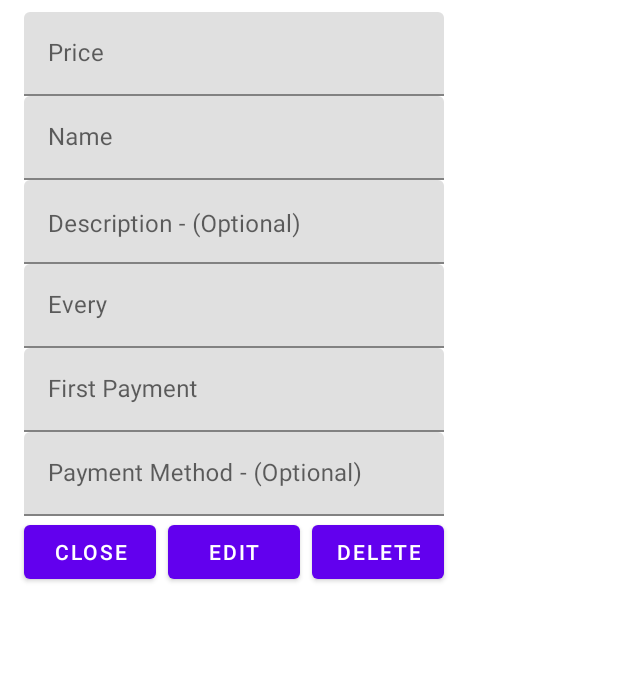
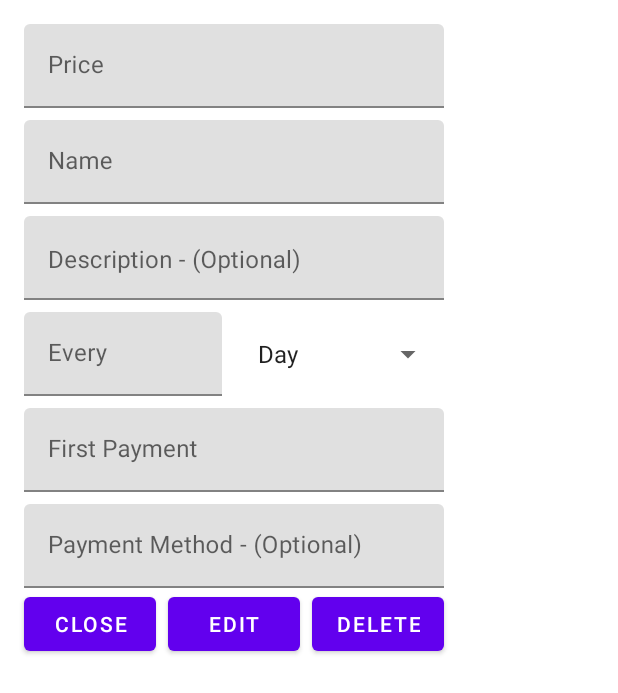
Before and after one commit to ccarcab/Dues, an Android app: the layout dues_details_dialog_fragment.xml on its own in the app's theme, with its tools: preview values and no code run, on a phone screen of 412 x 824 dp. Shown: the top 693 px of the screen. Run offline under Robolectric (Android 15) with nearby library versions, the phone set to English and light mode, and no system bars.

Commit message:
Update edit fragment

```diff
--- a/app/src/main/java/es/clcarras/mydues/ui/new_due/NewDueFragment.kt
+++ b/app/src/main/java/es/clcarras/mydues/ui/new_due/NewDueFragment.kt
@@ -131,7 +131,7 @@ class NewDueFragment : Fragment() {
 
             // Recurrence
             val recurrence: String =
-                if (etEvery.length() > 0) "${etEvery.text} ${spRecurrence.selectedItem}"
+                if (etEvery.text.isNotBlank()) "${etEvery.text} ${spRecurrence.selectedItem}"
                 else "1 ${spRecurrence.selectedItem}"
 
             val db = DuesRoomDatabase.getDatabase(requireContext())
--- a/app/src/main/res/layout/dues_details_dialog_fragment.xml
+++ b/app/src/main/res/layout/dues_details_dialog_fragment.xml
@@ -18,10 +18,9 @@
             android:layout_width="0dp"
             android:layout_height="wrap_content"
             android:layout_marginStart="16dp"
-            android:layout_marginTop="8dp"
+            android:layout_marginTop="16dp"
             android:layout_marginEnd="16dp"
-            app:layout_constraintBottom_toTopOf="@+id/tilName"
-            app:layout_constraintEnd_toStartOf="@+id/btnColorPicker"
+            app:layout_constraintEnd_toEndOf="parent"
             app:layout_constraintStart_toStartOf="parent"
             app:layout_constraintTop_toTopOf="parent">
 
@@ -33,24 +32,13 @@
                 android:hint="@string/price" />
         </com.google.android.material.textfield.TextInputLayout>
 
-        <ImageButton
-            android:id="@+id/btnColorPicker"
-            android:layout_width="0dp"
-            android:layout_height="wrap_content"
-            android:layout_marginEnd="16dp"
-            android:src="@drawable/ic_palette_24"
-            android:visibility="gone"
-            app:layout_constraintBottom_toBottomOf="@+id/tilPrice"
-            app:layout_constraintEnd_toEndOf="parent"
-            app:layout_constraintTop_toTopOf="@+id/tilPrice" />
-
         <com.google.android.material.textfield.TextInputLayout
             android:id="@+id/tilName"
             android:layout_width="0dp"
             android:layout_height="wrap_content"
             android:layout_marginStart="16dp"
+            android:layout_marginTop="8dp"
             android:layout_marginEnd="16dp"
-            app:layout_constraintBottom_toTopOf="@+id/tilDesc"
             app:layout_constraintEnd_toEndOf="parent"
             app:layout_constraintStart_toStartOf="parent"
             app:layout_constraintTop_toBottomOf="@+id/tilPrice">
@@ -68,9 +56,9 @@
             android:layout_width="0dp"
             android:layout_height="wrap_content"
             android:layout_marginStart="16dp"
+            android:layout_marginTop="8dp"
             android:layout_marginEnd="16dp"
             android:hint="@string/description"
-            app:layout_constraintBottom_toTopOf="@+id/tilEvery"
             app:layout_constraintEnd_toEndOf="parent"
             app:layout_constraintStart_toStartOf="parent"
             app:layout_constraintTop_toBottomOf="@+id/tilName">
@@ -83,7 +71,7 @@
                 android:enabled="false"
                 android:gravity="start|top"
                 android:inputType="textMultiLine"
-                android:maxHeight="128dp" />
+                android:maxHeight="256dp" />
         </com.google.android.material.textfield.TextInputLayout>
 
         <com.google.android.material.textfield.TextInputLayout
@@ -91,10 +79,10 @@
             android:layout_width="0dp"
             android:layout_height="wrap_content"
             android:layout_marginStart="16dp"
-            android:layout_marginEnd="16dp"
+            android:layout_marginTop="8dp"
+            android:layout_marginEnd="8dp"
             android:hint="@string/every"
-            app:layout_constraintBottom_toTopOf="@+id/tilFirstPayment"
-            app:layout_constraintEnd_toEndOf="parent"
+            app:layout_constraintEnd_toStartOf="@+id/spRecurrence"
             app:layout_constraintStart_toStartOf="parent"
             app:layout_constraintTop_toBottomOf="@+id/tilDesc">
 
@@ -107,14 +95,26 @@
                 android:inputType="number" />
         </com.google.android.material.textfield.TextInputLayout>
 
+        <Spinner
+            android:id="@+id/spRecurrence"
+            android:layout_width="0dp"
+            android:layout_height="0dp"
+            android:layout_marginStart="8dp"
+            android:layout_marginEnd="16dp"
+            android:entries="@array/recurrence_array"
+            app:layout_constraintBottom_toBottomOf="@+id/tilEvery"
+            app:layout_constraintEnd_toEndOf="parent"
+            app:layout_constraintStart_toEndOf="@+id/tilEvery"
+            app:layout_constraintTop_toTopOf="@+id/tilEvery" />
+
         <com.google.android.material.textfield.TextInputLayout
             android:id="@+id/tilFirstPayment"
             android:layout_width="0dp"
             android:layout_height="wrap_content"
             android:layout_marginStart="16dp"
+            android:layout_marginTop="8dp"
             android:layout_marginEnd="16dp"
             android:hint="@string/first_payment"
-            app:layout_constraintBottom_toTopOf="@+id/tilPaymentMethod"
             app:layout_constraintEnd_toEndOf="parent"
             app:layout_constraintStart_toStartOf="parent"
             app:layout_constraintTop_toBottomOf="@+id/tilEvery">
@@ -130,17 +130,30 @@
                 android:inputType="date" />
         </com.google.android.material.textfield.TextInputLayout>
 
+        <androidx.appcompat.widget.AppCompatButton
+            android:id="@+id/btnColorPicker"
+            android:layout_width="0dp"
+            android:layout_height="wrap_content"
+            android:layout_marginStart="16dp"
+            android:layout_marginTop="8dp"
+            android:layout_marginEnd="16dp"
+            android:text="@string/color_picker"
+            android:visibility="gone"
+            app:layout_constraintEnd_toEndOf="parent"
+            app:layout_constraintStart_toStartOf="parent"
+            app:layout_constraintTop_toBottomOf="@+id/tilFirstPayment" />
+
         <com.google.android.material.textfield.TextInputLayout
             android:id="@+id/tilPaymentMethod"
             android:layout_width="0dp"
             android:layout_height="wrap_content"
             android:layout_marginStart="16dp"
+            android:layout_marginTop="8dp"
             android:layout_marginEnd="16dp"
             android:hint="@string/payment_method"
-            app:layout_constraintBottom_toTopOf="@+id/btnClose"
             app:layout_constraintEnd_toEndOf="parent"
             app:layout_constraintStart_toStartOf="parent"
-            app:layout_constraintTop_toBottomOf="@+id/tilFirstPayment">
+            app:layout_constraintTop_toBottomOf="@+id/btnColorPicker">
 
             <com.google.android.material.textfield.TextInputEditText
                 android:id="@+id/etPaymentMethod"
```
Also changed, not shown: app/src/main/java/es/clcarras/mydues/ui/dialogs/DuesDetailsDialogFragment.kt (+69 -13 lines).
